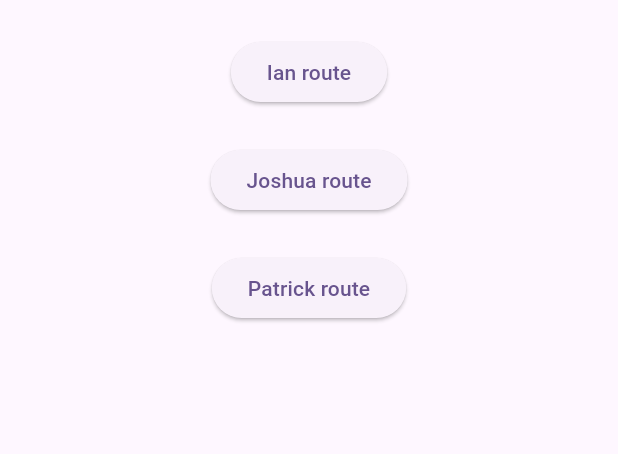
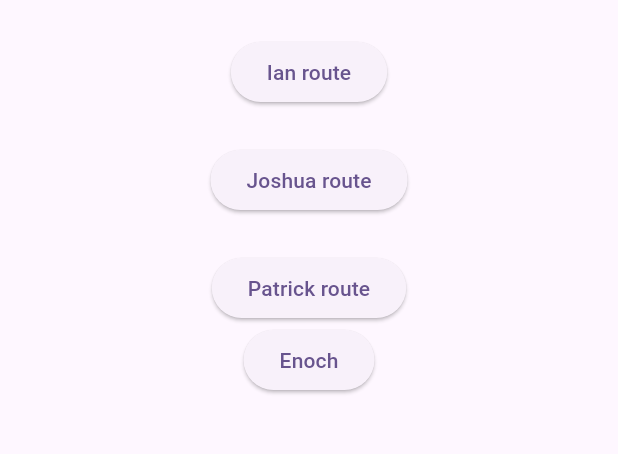
Before and after one commit to withcenterdev3/your-first-app, a Flutter app: the screen it shows after launch, on a phone screen of 412 x 824 dp, the part 84-538 px from its top. Run offline on Flutter 3.47's test engine with Material 2 defaults, Android fonts, the phone set to English and light mode, and no system bars.

Commit message:
feat: button added for enoch

```diff
--- a/lib/main.dart
+++ b/lib/main.dart
@@ -1,4 +1,5 @@
 import 'package:flutter/material.dart';
+import 'package:your_first_app/enoch.dart';
 import 'package:your_first_app/ian.dart';
 import 'package:your_first_app/joshua.dart';
 import 'package:your_first_app/patrick.dart';
@@ -77,6 +78,12 @@ class _MyHomePageState extends State<MyHomePage> {
                         builder: (context) => const PatrickPage()),
                   );
                 }),
+            ElevatedButton(
+                child: const Text('Enoch'),
+                onPressed: () {
+                  Navigator.push(context,
+                      MaterialPageRoute(builder: (context) => const Enoch()));
+                })
           ],
         ),
       ), // This trailing comma makes auto-formatting nicer for build methods.
```
